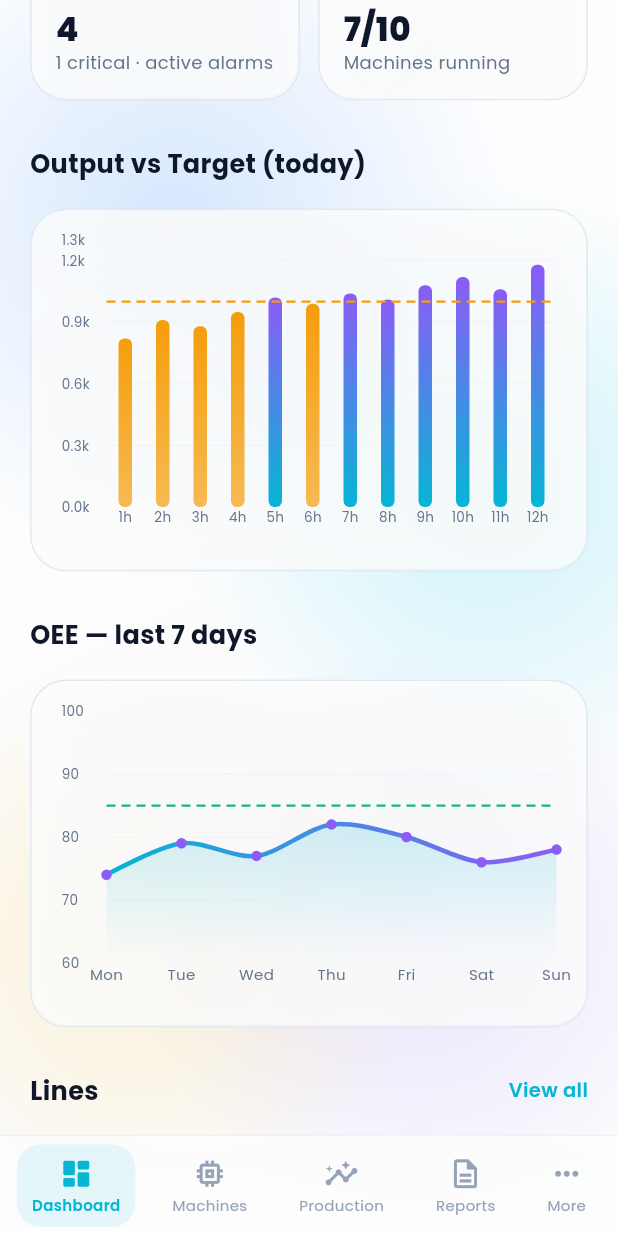
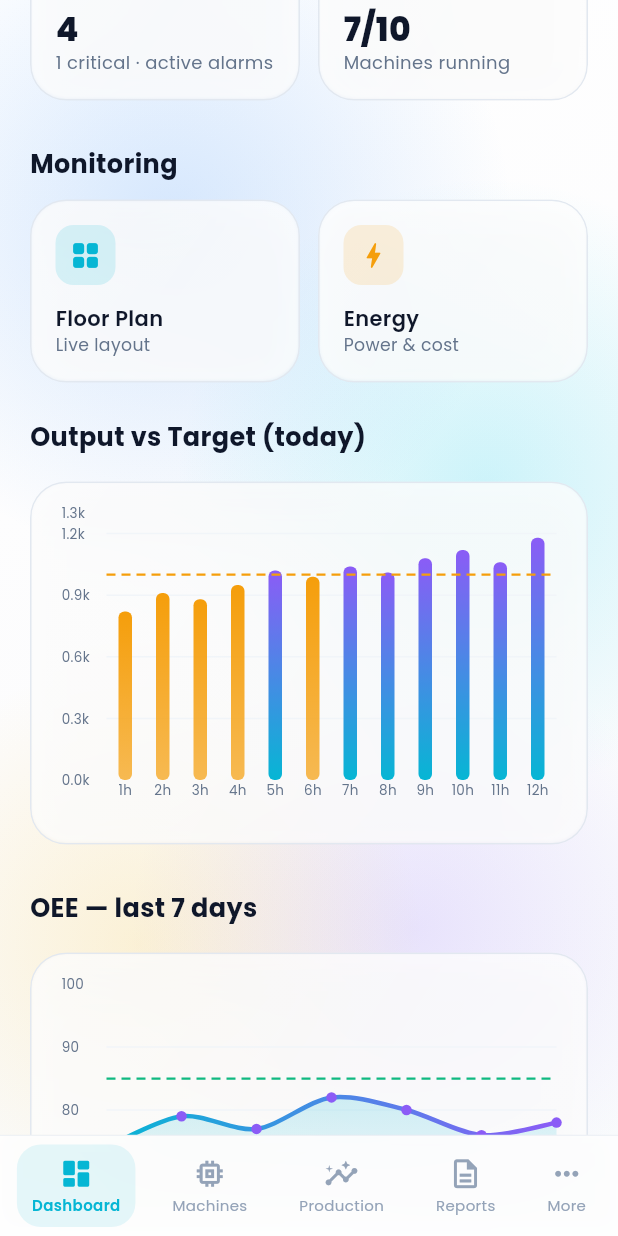
Before and after one commit to kautsarbaiq/Industrial-IoT-app, a Flutter app: the ShellScreen screen opened by its route, scrolled down 576 dp, on a phone screen of 412 x 824 dp. Run offline on Flutter 3.47's test engine with Material 3 defaults, Android fonts, the phone set to English and light mode, and no system bars; drawn by our look-alikes of fl_chart; our stand-ins replace flutter_staggered_animations, google_fonts.

Commit message:
Add quick access tiles for Floor Plan and Energy monitoring in Manager Dashboard

```diff
--- a/lib/screens/manager/manager_dashboard.dart
+++ b/lib/screens/manager/manager_dashboard.dart
@@ -15,6 +15,8 @@ import '../../widgets/status_badge.dart';
 import '../../widgets/glass_page.dart';
 import '../shared/alarms_screen.dart';
 import '../shared/machines_screen.dart';
+import '../shared/floor_plan_screen.dart';
+import '../shared/energy_screen.dart';
 import '../profile_screen.dart';
 
 class ManagerDashboard extends StatelessWidget {
@@ -41,6 +43,9 @@ class ManagerDashboard extends StatelessWidget {
                 _oeeCard(context),
                 const SizedBox(height: 16),
                 _kpiGrid(context),
+                const SizedBox(height: 20),
+                const SectionHeader(title: 'Monitoring'),
+                _quickAccess(context),
                 const SizedBox(height: 20),
                 const SectionHeader(title: 'Output vs Target (today)'),
                 _outputChart(context),
@@ -286,6 +291,48 @@ class ManagerDashboard extends StatelessWidget {
           ),
         ),
       ]),
+    ]);
+  }
+
+  Widget _quickAccess(BuildContext context) {
+    Widget tile(IconData icon, String title, String sub, Color color, Widget page) {
+      final onSurface = Theme.of(context).colorScheme.onSurface;
+      final onVar = Theme.of(context).colorScheme.onSurfaceVariant;
+      return Expanded(
+        child: GlassCard(
+          margin: EdgeInsets.zero,
+          padding: const EdgeInsets.all(16),
+          onTap: () => openGlassPage(context, title, page),
+          child: Column(
+            crossAxisAlignment: CrossAxisAlignment.start,
+            children: [
+              Container(
+                width: 40,
+                height: 40,
+                decoration: BoxDecoration(
+                    color: color.withOpacity(0.14),
+                    borderRadius: BorderRadius.circular(12)),
+                child: Icon(icon, color: color, size: 22),
+              ),
+              const SizedBox(height: 12),
+              Text(title,
+                  style: GoogleFonts.poppins(
+                      color: onSurface,
+                      fontSize: 14,
+                      fontWeight: FontWeight.w600)),
+              Text(sub, style: GoogleFonts.poppins(color: onVar, fontSize: 11.5)),
+            ],
+          ),
+        ),
+      );
+    }
+
+    return Row(children: [
+      tile(Icons.grid_view_rounded, 'Floor Plan', 'Live layout', AppColors.cyan,
+          const FloorPlanScreen()),
+      const SizedBox(width: 12),
+      tile(Icons.bolt_rounded, 'Energy', 'Power & cost', AppColors.amber,
+          const EnergyScreen()),
     ]);
   }
 
```
